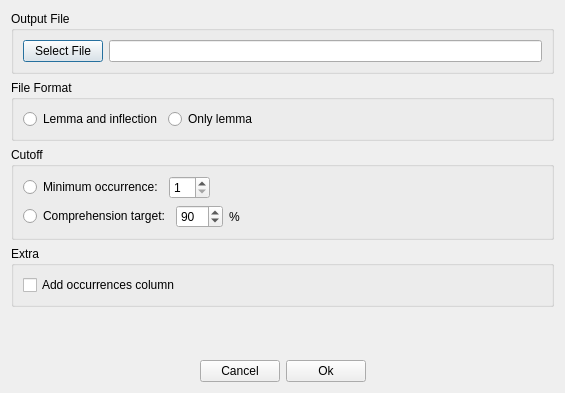
Old version of the form prioritysieve/ui/generator_output_dialog.ui in the repository travv0/prioritysieve.
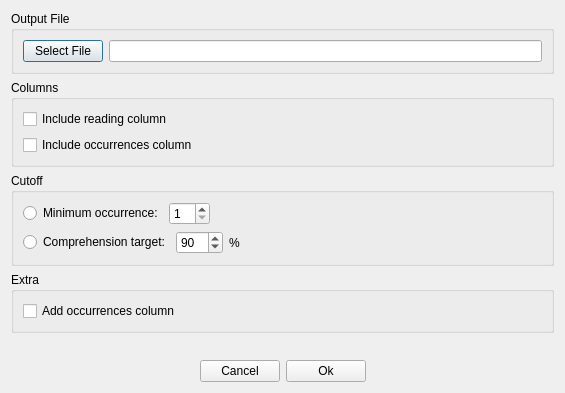
New version of the form.

Commit message: Replace lemma terminology with entry wording

```diff
--- a/prioritysieve/ui/generator_output_dialog.ui
+++ b/prioritysieve/ui/generator_output_dialog.ui
@@ -40,39 +40,22 @@
    <item>
     <widget class="QGroupBox" name="groupBox">
      <property name="title">
-      <string>File Format</string>
+      <string>Columns</string>
      </property>
      <layout class="QVBoxLayout" name="verticalLayout">
       <item>
-       <layout class="QHBoxLayout" name="horizontalLayout_5">
-        <item>
-         <widget class="QRadioButton" name="storeMorphLemmaAndInflectionRadioButton">
+       <widget class="QCheckBox" name="includeReadingCheckBox">
           <property name="text">
-           <string>Lemma and inflection</string>
+         <string>Include reading column</string>
           </property>
          </widget>
         </item>
         <item>
-         <widget class="QRadioButton" name="storeOnlyMorphLemmaRadioButton">
+       <widget class="QCheckBox" name="addOccurrencesColumnCheckBox">
           <property name="text">
-           <string>Only lemma</string>
-          </property>
-         </widget>
-        </item>
-        <item>
-         <spacer name="horizontalSpacer_5">
-          <property name="orientation">
-           <enum>Qt::Horizontal</enum>
-          </property>
-          <property name="sizeHint" stdset="0">
-           <size>
-            <width>40</width>
-            <height>20</height>
-           </size>
-          </property>
-         </spacer>
-        </item>
-       </layout>
+         <string>Include occurrences column</string>
+        </property>
+       </widget>
       </item>
      </layout>
     </widget>
```
Lines whose indentation alone changed are shown as unchanged. The commit also changes 7 other files.
